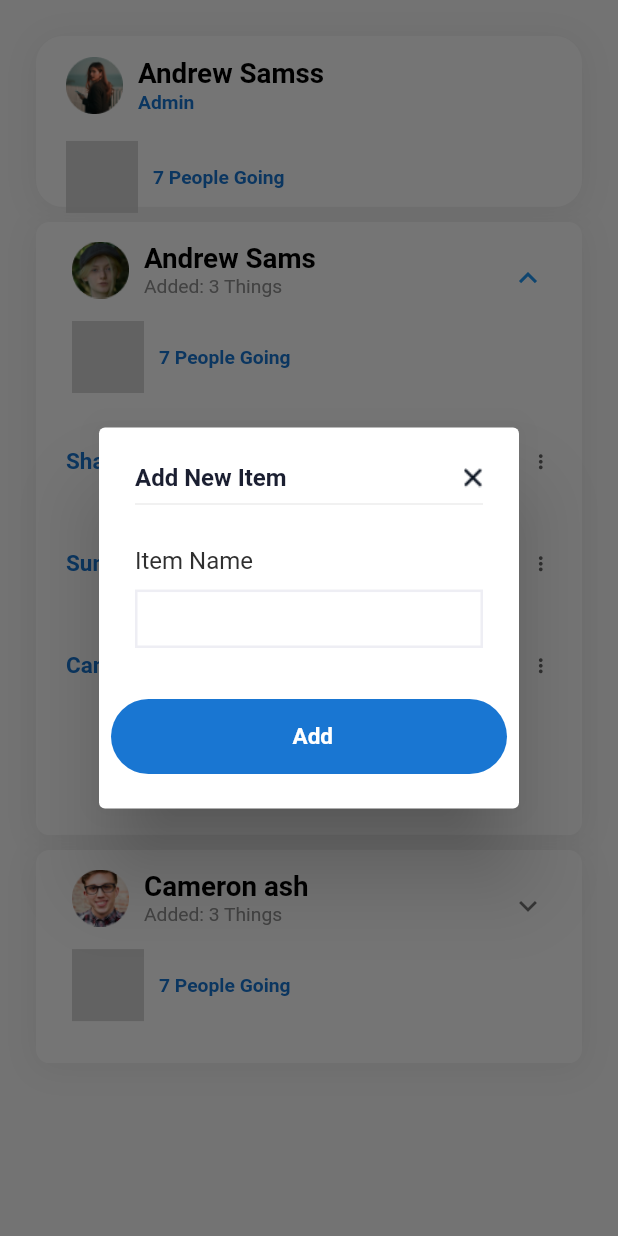
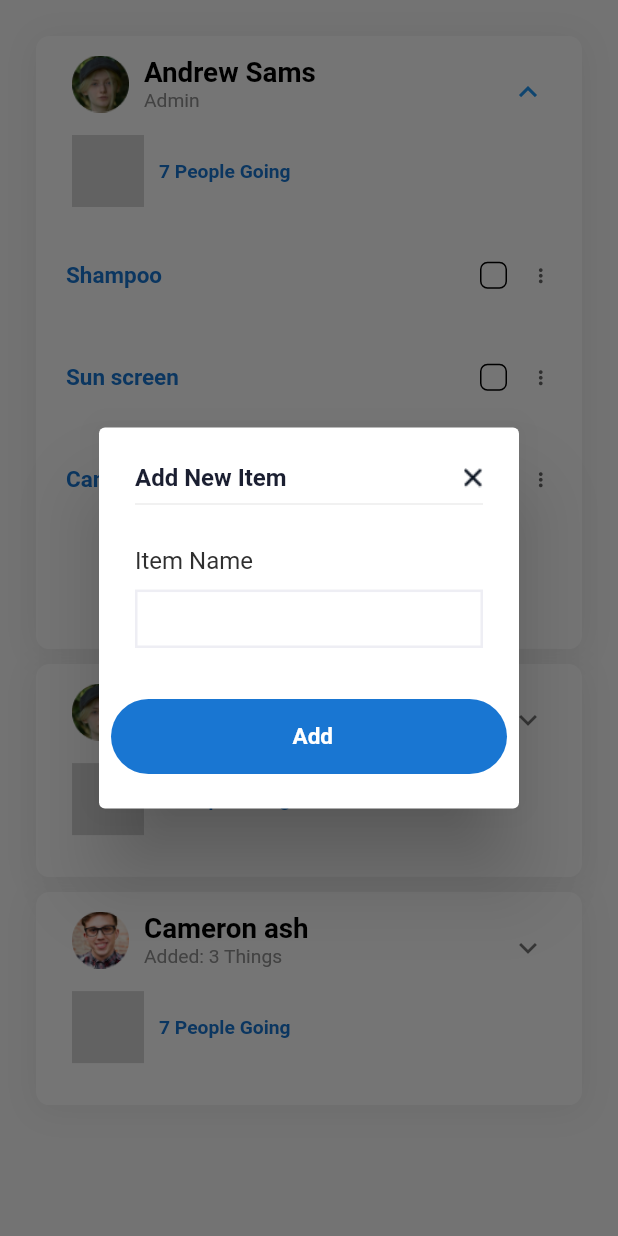
Before and after one commit to munir343434/plan_together-main2, a Flutter app: the CheckList widget shown alone on an empty page, opened directly, after a tap on "Andrew Sams", after a tap on "Add More Items", on a phone screen of 412 x 824 dp. Run offline on Flutter 3.47's test engine with Material 2 defaults, Android fonts, the phone set to English and light mode, and no system bars; our stand-ins replace flutter_screenutil, get; missing offline and left inert: flutter_image_stack.

Commit message:
7_27_2023

```diff
--- a/lib/widgets/checklist.dart
+++ b/lib/widgets/checklist.dart
@@ -33,76 +33,11 @@ class _CheckListState extends State<CheckList> {
       padding: EdgeInsets.all(24),
       child: Column(
         children: [
-          Container(
-            padding: EdgeInsets.only(left: 20, top: 14),
-            height: 114,
-            width: double.maxFinite,
-            decoration: BoxDecoration(
-                color: Colors.white,
-                borderRadius: BorderRadius.circular(18),
-                boxShadow: [defaultShadow]),
-            child: Column(
-              mainAxisAlignment: MainAxisAlignment.start,
-              crossAxisAlignment: CrossAxisAlignment.start,
-              children: [
-                Row(
-                  children: [
-                    Container(
-                      height: 38,
-                      width: 38,
-                      decoration: BoxDecoration(shape: BoxShape.circle),
-                      child: Image.asset(
-                        p4,
-                        fit: BoxFit.cover,
-                      ),
-                    ),
-                    SizedBox(
-                      width: 10,
-                    ),
-                    Column(
-                      mainAxisAlignment: MainAxisAlignment.start,
-                      crossAxisAlignment: CrossAxisAlignment.start,
-                      children: [
-                        TextWidget(
-                            text: "Andrew Samss",
-                            size: 18.53,
-                            color: Colors.black,
-                            fontWeight: FontWeight.w600),
-                        TextWidget(
-                            text: "Admin",
-                            size: 12.85,
-                            color: primaryColor,
-                            fontWeight: FontWeight.w600),
-                      ],
-                    )
-                  ],
-                ),
-                SizedBox(
-                  height: 17.sp,
-                ),
-                Row(children: [
-                  FlutterImageStack(
-                    imageSource: ImageSource.Asset,
-                    imageList: _images,
-                    // showTotalCount: true,
-                    totalCount: 7,
-                    itemRadius: 26.sp,
-                    // Radius of each images
-                    itemCount: 7,
-                    // Maximum number of images to be shown in stack
-                    itemBorderWidth: 0.05, // Border width around the images
-                  ),
-                  SizedBox(
-                    width: 10,
-                  ),
-                  TextWidget(
-                      text: "7 People Going",
-                      size: 12.85,
-                      color: primaryColor,
-                      fontWeight: FontWeight.w600)
-                ]),
-              ],
-            ),
+          AddmoreItems(
+            img: p2,
+            name: "Andrew Sams",
+            role: "Admin",
+
           ),
           SizedBox(
             height: 10,
--- a/lib/widgets/text_field.dart
+++ b/lib/widgets/text_field.dart
@@ -6,12 +6,14 @@ Widget textField({
   required text,
   final sufixIcon,
   final prefixIcon,
+  Color? prefixColor
 }) {
   return TextField(
       decoration:  InputDecoration(
     filled: true, //<-- SEE HERE
     fillColor: Color(0xffF0F3F6),
     hintText: text,
+    suffixIcon: sufixIcon,
     labelStyle: const TextStyle(
         fontWeight: FontWeight.w400, fontSize: 14, color: Color(0xffADB3BC)),
     border: OutlineInputBorder(
@@ -21,7 +23,7 @@ Widget textField({
     prefixIcon: Icon(
       prefixIcon,
       size: 30,
-      color: primaryColor,
+      color: prefixColor??primaryColor,
     ),
   ));
 }
```
Also changed, not shown: lib/views/Profile_screen.dart (+11 -5 lines), lib/views/ai_bot.dart (+56 -19 lines), lib/views/chat_screen.dart (+30 -25 lines), 1 other file.
